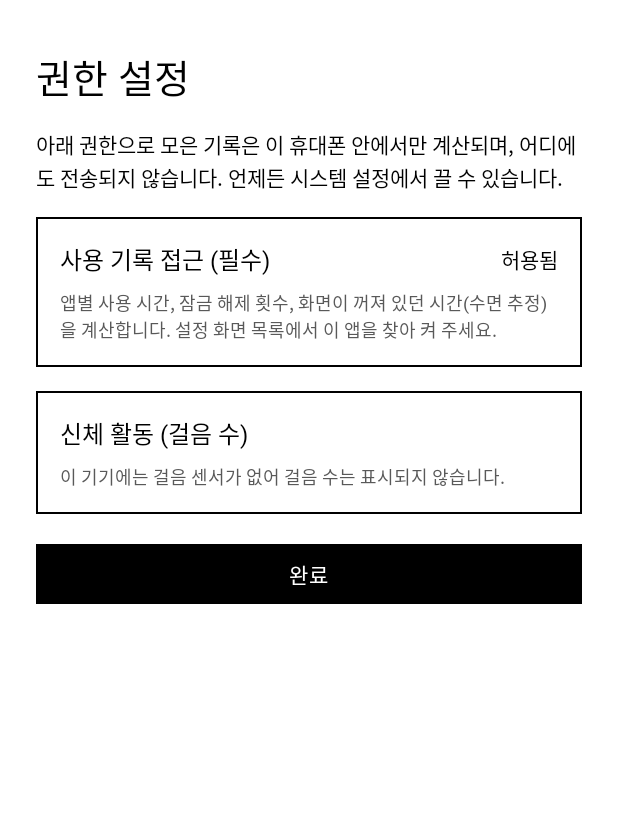
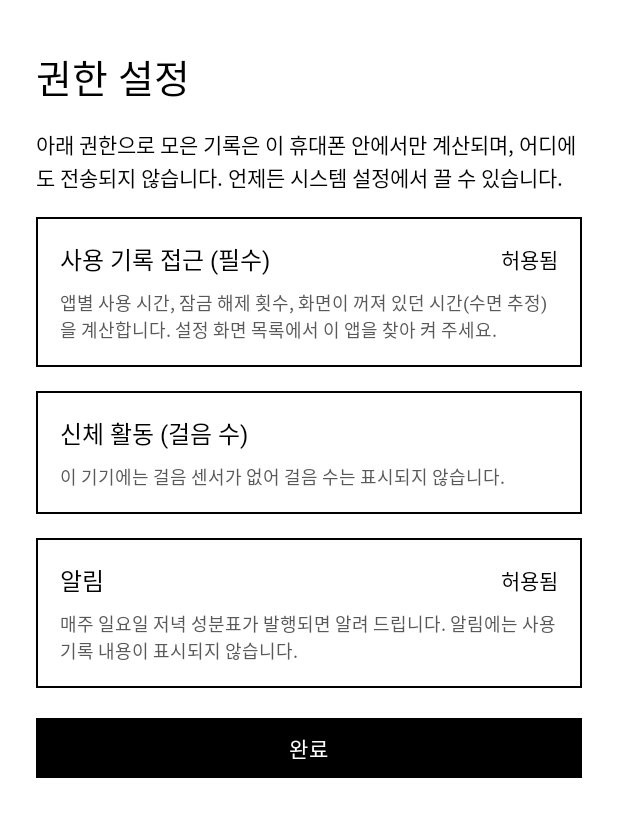
Before and after one commit to baebae6ae/receipt, an Android app built with Jetpack Compose: the SettingsScreen screen opened through its navigation route, after a tap on "권한", on a phone screen of 412 x 824 dp. Shown: the top 817 px of the screen. Run offline under Robolectric (Android 15) with nearby library versions, the phone set to English and light mode, and no system bars; Roboto replaces fonts that are not available here.

Commit message:
주간 발행 WorkManager + 알림
- PublishWorker: 다음 일요일 20:00 에 한 번 실행되도록 예약, 그 주 카드를 확정 저장하고 알림
- 대상 주는 '지금 이전 가장 최근 발행 시각'으로 정해 실행이 늦어도 올바른 주를 발행
- 매시간 CollectWorker 와 앱을 열 때 밀린 발행을 대신 처리하고 다음 예약을 챙김
- 알림: 채널, 잠금 화면 비공개(사용 기록 내용 미표시), 탭하면 해당 주 카드로 이동
- POST_NOTIFICATIONS 권한 요청(Android 13+), 홈에 '새 성분표' 배너

Co-Authored-By: Claude Opus 5.5 <noreply@anthropic.com>
Claude-Session: https://claude.ai/code/session_012gvUT5U6v3PcW9huGxskyC

```diff
--- a/app/src/main/AndroidManifest.xml
+++ b/app/src/main/AndroidManifest.xml
@@ -9,6 +9,9 @@
 
     <!-- 걸음 수 센서(TYPE_STEP_COUNTER). Android 10 이상에서 런타임 권한. -->
     <uses-permission android:name="android.permission.ACTIVITY_RECOGNITION" />
+
+    <!-- 주간 발행 알림 (Android 13 이상 런타임 권한) -->
+    <uses-permission android:name="android.permission.POST_NOTIFICATIONS" />
 
     <!-- Android 9 에서만 갤러리 저장에 필요. 10 이상은 MediaStore 에 권한 없이 저장한다. -->
     <uses-permission
@@ -41,7 +44,8 @@
         android:theme="@style/Theme.Receipt">
         <activity
             android:name=".MainActivity"
-            android:exported="true">
+            android:exported="true"
+            android:launchMode="singleTop">
             <intent-filter>
                 <action android:name="android.intent.action.MAIN" />
                 <category android:name="android.intent.category.LAUNCHER" />
--- a/app/src/main/java/com/baebae/receipt/MainActivity.kt
+++ b/app/src/main/java/com/baebae/receipt/MainActivity.kt
@@ -1,20 +1,40 @@
 package com.baebae.receipt
 
+import android.content.Intent
 import android.os.Bundle
 import androidx.activity.ComponentActivity
 import androidx.activity.compose.setContent
 import androidx.activity.enableEdgeToEdge
+import androidx.compose.runtime.mutableStateOf
+import com.baebae.receipt.notify.WeeklyNotifier
 import com.baebae.receipt.ui.navigation.ReceiptApp
 import com.baebae.receipt.ui.theme.ReceiptTheme
 
 class MainActivity : ComponentActivity() {
+
+    /** 알림으로 들어왔을 때 열어야 할 주(epochDay). */
+    private val pendingWeek = mutableStateOf<Long?>(null)
+
     override fun onCreate(savedInstanceState: Bundle?) {
         super.onCreate(savedInstanceState)
         enableEdgeToEdge()
+        if (savedInstanceState == null) pendingWeek.value = weekFrom(intent)
         setContent {
             ReceiptTheme {
-                ReceiptApp()
+                ReceiptApp(
+                    pendingWeek = pendingWeek.value,
+                    onPendingWeekHandled = { pendingWeek.value = null },
+                )
             }
         }
     }
+
+    override fun onNewIntent(intent: Intent) {
+        super.onNewIntent(intent)
+        setIntent(intent)
+        weekFrom(intent)?.let { pendingWeek.value = it }
+    }
+
+    private fun weekFrom(intent: Intent?): Long? =
+        intent?.takeIf { it.hasExtra(WeeklyNotifier.EXTRA_WEEK) }?.getLongExtra(WeeklyNotifier.EXTRA_WEEK, 0L)
 }
--- a/app/src/main/java/com/baebae/receipt/ReceiptApplication.kt
+++ b/app/src/main/java/com/baebae/receipt/ReceiptApplication.kt
@@ -4,7 +4,9 @@ import android.app.Application
 import android.content.Context
 import androidx.compose.runtime.Composable
 import androidx.compose.ui.platform.LocalContext
+import com.baebae.receipt.notify.WeeklyNotifier
 import com.baebae.receipt.work.CollectWorker
+import com.baebae.receipt.work.PublishWorker
 
 class ReceiptApplication : Application() {
     lateinit var container: AppContainer
@@ -13,7 +15,9 @@ class ReceiptApplication : Application() {
     override fun onCreate() {
         super.onCreate()
         container = AppContainer(this)
+        WeeklyNotifier.createChannel(this)
         CollectWorker.schedule(this)
+        PublishWorker.schedule(this)
     }
 }
 
--- a/app/src/main/java/com/baebae/receipt/data/CardRepository.kt
+++ b/app/src/main/java/com/baebae/receipt/data/CardRepository.kt
@@ -66,6 +66,9 @@ class CardRepository(
 
     suspend fun get(weekStart: LocalDate): StoredCard? = dao.get(weekStart.toEpochDay())?.toStored()
 
+    /** 발행됐지만 아직 열어 보지 않은 가장 최근 카드. */
+    suspend fun latestUnrevealed(): StoredCard? = dao.latestUnrevealed()?.toStored()
+
     fun observeArchive(): Flow<List<StoredCard>> = dao.observeAll().map { list -> list.map { it.toStored() } }
 
     /**
--- a/app/src/main/java/com/baebae/receipt/data/db/WeeklyCardEntity.kt
+++ b/app/src/main/java/com/baebae/receipt/data/db/WeeklyCardEntity.kt
@@ -32,6 +32,9 @@ interface WeeklyCardDao {
     @Query("SELECT * FROM weekly_card WHERE weekStartEpochDay = :week")
     suspend fun get(week: Long): WeeklyCardEntity?
 
+    @Query("SELECT * FROM weekly_card WHERE revealed = 0 ORDER BY weekStartEpochDay DESC LIMIT 1")
+    suspend fun latestUnrevealed(): WeeklyCardEntity?
+
     @Upsert
     suspend fun upsert(entity: WeeklyCardEntity)
 
--- a/app/src/main/java/com/baebae/receipt/ui/navigation/ReceiptApp.kt
+++ b/app/src/main/java/com/baebae/receipt/ui/navigation/ReceiptApp.kt
@@ -11,6 +11,7 @@ import androidx.compose.material3.Scaffold
 import androidx.compose.material3.Text
 import androidx.compose.material3.TextButton
 import androidx.compose.runtime.Composable
+import androidx.compose.runtime.LaunchedEffect
 import androidx.compose.runtime.getValue
 import androidx.compose.runtime.remember
 import androidx.compose.ui.Modifier
@@ -37,7 +38,7 @@ import com.baebae.receipt.ui.settings.PrivacyScreen
 import com.baebae.receipt.ui.settings.SettingsScreen
 
 @Composable
-fun ReceiptApp() {
+fun ReceiptApp(pendingWeek: Long? = null, onPendingWeekHandled: () -> Unit = {}) {
     val prefs = appContainer().prefs
     val navController = rememberNavController()
     val startDestination = remember {
@@ -49,6 +50,13 @@ fun ReceiptApp() {
         currentDestination?.hierarchy?.any { it.route == tab.destination.route } == true
     }
     val openPermissions = { navController.navigate(Destination.Permissions.route(fromOnboarding = false)) }
+    val openPublished: (Long) -> Unit = { week -> navController.navigate(Destination.Result.route(week)) }
+
+    // 알림에서 들어온 경우 해당 주 카드로 바로 간다.
+    LaunchedEffect(pendingWeek) {
+        if (pendingWeek != null && prefs.onboardingDone) openPublished(pendingWeek)
+        if (pendingWeek != null) onPendingWeekHandled()
+    }
 
     Scaffold(
         bottomBar = {
@@ -99,6 +107,7 @@ fun ReceiptApp() {
             composable(Destination.Home.route) {
                 HomeScreen(
                     onOpenResult = { navController.navigate(Destination.Result.route(LIVE_WEEK)) },
+                    onOpenPublished = openPublished,
                     onOpenPermissions = openPermissions,
                 )
             }
--- a/app/src/main/java/com/baebae/receipt/ui/permissions/PermissionsScreen.kt
+++ b/app/src/main/java/com/baebae/receipt/ui/permissions/PermissionsScreen.kt
@@ -3,6 +3,7 @@ package com.baebae.receipt.ui.permissions
 import android.Manifest
 import android.content.Context
 import android.content.Intent
+import android.content.pm.PackageManager
 import android.net.Uri
 import android.os.Build
 import android.provider.Settings
@@ -34,6 +35,7 @@ import androidx.lifecycle.compose.LifecycleResumeEffect
 import com.baebae.receipt.R
 import com.baebae.receipt.data.steps.StepSensor
 import com.baebae.receipt.data.usage.UsagePermission
+import com.baebae.receipt.notify.WeeklyNotifier
 import com.baebae.receipt.ui.components.RuledBox
 import com.baebae.receipt.ui.components.SquareOutlinedButton
 
@@ -49,10 +51,18 @@ fun PermissionsScreen(onDone: () -> Unit) {
         activityDenied = !granted
     }
 
+    var notifyGranted by remember { mutableStateOf(WeeklyNotifier.canNotify(context)) }
+    var notifyDenied by remember { mutableStateOf(false) }
+    val notifyLauncher = rememberLauncherForActivityResult(ActivityResultContracts.RequestPermission()) { granted ->
+        notifyGranted = WeeklyNotifier.canNotify(context)
+        notifyDenied = !granted
+    }
+
     // 설정 화면에서 돌아올 때마다 다시 확인한다.
     LifecycleResumeEffect(Unit) {
         usageGranted = UsagePermission.isGranted(context)
         activityGranted = StepSensor.hasPermission(context)
+        notifyGranted = WeeklyNotifier.canNotify(context)
         onPauseOrDispose { }
     }
 
@@ -99,6 +109,22 @@ fun PermissionsScreen(onDone: () -> Unit) {
             }
         }
 
+        PermissionItem(
+            title = stringResource(R.string.permission_notification_title),
+            description = stringResource(R.string.permission_notification_desc),
+            granted = notifyGranted,
+            actionLabel = stringResource(if (notifyDenied) R.string.permission_open_settings else R.string.permission_allow),
+            onRequest = {
+                if (!notifyDenied && Build.VERSION.SDK_INT >= Build.VERSION_CODES.TIRAMISU &&
+                    context.checkSelfPermission(Manifest.permission.POST_NOTIFICATIONS) != PackageManager.PERMISSION_GRANTED
+                ) {
+                    notifyLauncher.launch(Manifest.permission.POST_NOTIFICATIONS)
+                } else {
+                    openNotificationSettings(context)
+                }
+            },
+        )
+
         Button(onClick = onDone, shape = RoundedCornerShape(0.dp), modifier = Modifier.fillMaxWidth()) {
             Text(stringResource(R.string.permissions_done))
         }
@@ -108,6 +134,12 @@ fun PermissionsScreen(onDone: () -> Unit) {
 internal fun openAppDetails(context: Context) {
     val intent = Intent(Settings.ACTION_APPLICATION_DETAILS_SETTINGS, Uri.fromParts("package", context.packageName, null))
     runCatching { context.startActivity(intent.addFlags(Intent.FLAG_ACTIVITY_NEW_TASK)) }
+}
+
+internal fun openNotificationSettings(context: Context) {
+    val intent = Intent(Settings.ACTION_APP_NOTIFICATION_SETTINGS).putExtra(Settings.EXTRA_APP_PACKAGE, context.packageName)
+    runCatching { context.startActivity(intent.addFlags(Intent.FLAG_ACTIVITY_NEW_TASK)) }
+        .onFailure { openAppDetails(context) }
 }
 
 @Composable
--- /dev/null
+++ b/app/src/main/res/drawable/ic_notification.xml
@@ -0,0 +1,14 @@
+<?xml version="1.0" encoding="utf-8"?>
+<!-- 알림 아이콘: 라벨 외곽 + 괘선. 단색(알파만 사용). -->
+<vector xmlns:android="http://schemas.android.com/apk/res/android"
+    android:width="24dp"
+    android:height="24dp"
+    android:viewportWidth="24"
+    android:viewportHeight="24">
+    <path
+        android:fillColor="#FFFFFFFF"
+        android:pathData="M5,2h14v20h-14z M6.5,3.5v17h11v-17z" />
+    <path
+        android:fillColor="#FFFFFFFF"
+        android:pathData="M6.5,7h11v1.5h-11z M6.5,10.5h11v1h-11z M6.5,13.5h11v1h-11z M6.5,16.5h11v1h-11z" />
+</vector>
--- a/app/src/main/res/values/strings.xml
+++ b/app/src/main/res/values/strings.xml
@@ -178,4 +178,14 @@
     <string name="licenses_intro">이 앱은 아래 글꼴을 SIL Open Font License 1.1 에 따라 포함하고 있습니다.</string>
     <string name="privacy_body">나 성분표는 서버가 없는 앱입니다.\n\n수집하는 기록\n· 앱별 사용 시간, 잠금 해제 횟수, 화면 켜짐/꺼짐 시각 (사용 기록 접근 권한)\n· 걸음 센서 누적값 (신체 활동 권한)\n\n처리 방식\n· 위 기록은 이 휴대폰 안에서만 계산하고 저장합니다.\n· 개발자를 포함해 누구에게도 전송하지 않습니다. 이 앱의 코드는 사용 기록을 기기 밖으로 보내지 않습니다.\n· 카드 이미지는 사용자가 직접 저장하거나 공유할 때에만 갤러리 또는 선택한 앱으로 전달됩니다.\n\n보관 기간\n· 일별 요약은 120일, 걸음 스냅샷은 60일이 지나면 자동으로 지웁니다.\n· 발행된 주간 카드는 앱을 삭제할 때까지 보관함에 남습니다.\n· 앱을 삭제하면 모든 기록이 함께 지워집니다.\n\n권한 끄기\n설정 &gt; 사용 기록 접근, 설정 &gt; 앱 &gt; 권한에서 언제든 끌 수 있습니다.</string>
     <string name="result_reroll">문구 다시 뽑기</string>
+
+    <!-- 발행 알림 -->
+    <string name="notification_channel_name">주간 성분표 발행</string>
+    <string name="notification_channel_desc">매주 일요일 저녁 그 주 성분표가 확정되면 알려 드립니다.</string>
+    <string name="notification_published_title">이번 주 성분표가 발행되었습니다</string>
+    <string name="notification_published_text">열어서 이번 주의 나를 확인하세요.</string>
+    <string name="permission_notification_title">알림</string>
+    <string name="permission_notification_desc">매주 일요일 저녁 성분표가 발행되면 알려 드립니다. 알림에는 사용 기록 내용이 표시되지 않습니다.</string>
+    <string name="home_new_label_title">새 성분표가 발행되었습니다</string>
+    <string name="home_new_label_open">개봉하기</string>
 </resources>
```
Also changed, not shown: app/src/main/java/com/baebae/receipt/notify/WeeklyNotifier.kt (added, +64 -0 lines), app/src/main/java/com/baebae/receipt/ui/screens/HomeScreen.kt (+26 -1 lines), app/src/main/java/com/baebae/receipt/util/WeekMath.kt (+10 -0 lines), app/src/main/java/com/baebae/receipt/work/CollectWorker.kt (+6 -1 lines), app/src/main/java/com/baebae/receipt/work/PublishWorker.kt (added, +50 -0 lines), 2 other files.
